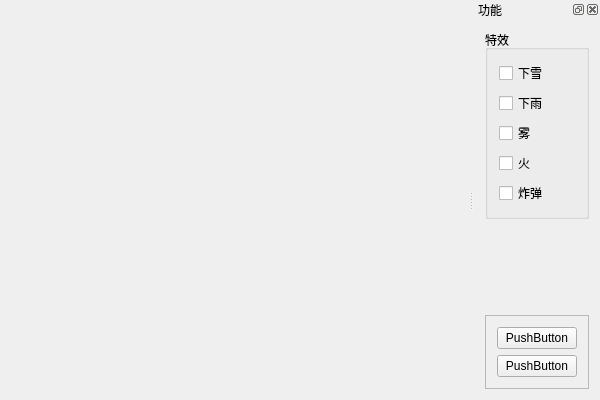
The window that OSGEarthWindow/OSGEarthWindow/osgearthwindow.ui (whyzzd/OSG) describes before a commit, drawn with Qt 5.
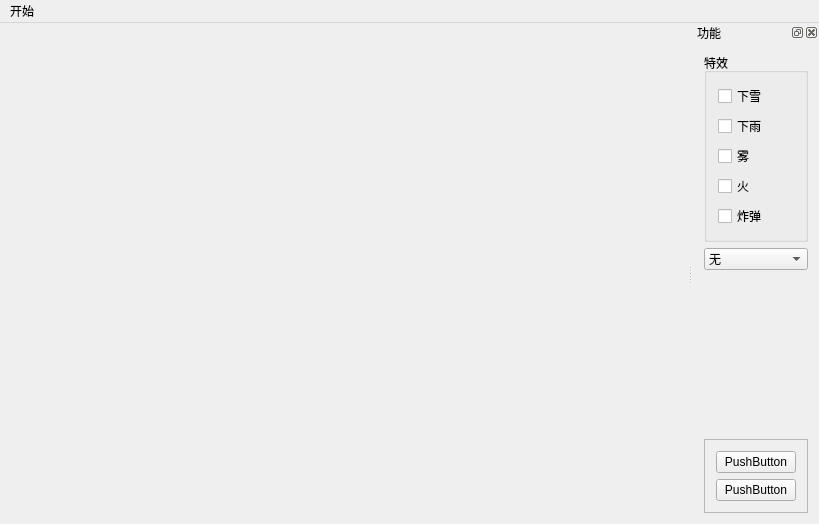
The same window after the commit.

Patch:
```diff
--- a/OSGEarthWindow/OSGEarthWindow/osgearthwindow.ui
+++ b/OSGEarthWindow/OSGEarthWindow/osgearthwindow.ui
@@ -6,8 +6,8 @@
    <rect>
     <x>0</x>
     <y>0</y>
-    <width>600</width>
-    <height>400</height>
+    <width>819</width>
+    <height>524</height>
    </rect>
   </property>
   <property name="windowTitle">
@@ -19,10 +19,17 @@
     <rect>
      <x>0</x>
      <y>0</y>
-     <width>600</width>
+     <width>819</width>
      <height>23</height>
     </rect>
    </property>
+   <widget class="QMenu" name="menuKais">
+    <property name="title">
+     <string>开始</string>
+    </property>
+    <addaction name="actionExit"/>
+   </widget>
+   <addaction name="menuKais"/>
   </widget>
   <widget class="QDockWidget" name="dockWidget">
    <property name="layoutDirection">
@@ -39,6 +46,32 @@
    </attribute>
    <widget class="QWidget" name="dockWidgetContents">
     <layout class="QGridLayout" name="gridLayout_2">
+     <item row="3" column="0">
+      <widget class="QFrame" name="frame">
+       <property name="frameShape">
+        <enum>QFrame::StyledPanel</enum>
+       </property>
+       <property name="frameShadow">
+        <enum>QFrame::Raised</enum>
+       </property>
+       <layout class="QGridLayout" name="gridLayout">
+        <item row="0" column="0">
+         <widget class="QPushButton" name="pushButton">
+          <property name="text">
+           <string>PushButton</string>
+          </property>
+         </widget>
+        </item>
+        <item row="1" column="0">
+         <widget class="QPushButton" name="pushButton_2">
+          <property name="text">
+           <string>PushButton</string>
+          </property>
+         </widget>
+        </item>
+       </layout>
+      </widget>
+     </item>
      <item row="0" column="0">
       <widget class="QGroupBox" name="groupBox">
        <property name="title">
@@ -87,6 +120,25 @@
       </widget>
      </item>
      <item row="1" column="0">
+      <widget class="QComboBox" name="comboBox">
+       <item>
+        <property name="text">
+         <string>无</string>
+        </property>
+       </item>
+       <item>
+        <property name="text">
+         <string>线</string>
+        </property>
+       </item>
+       <item>
+        <property name="text">
+         <string>面</string>
+        </property>
+       </item>
+      </widget>
+     </item>
+     <item row="2" column="0">
       <spacer name="verticalSpacer_2">
        <property name="orientation">
         <enum>Qt::Vertical</enum>
@@ -99,32 +151,6 @@
        </property>
       </spacer>
      </item>
-     <item row="2" column="0">
-      <widget class="QFrame" name="frame">
-       <property name="frameShape">
-        <enum>QFrame::StyledPanel</enum>
-       </property>
-       <property name="frameShadow">
-        <enum>QFrame::Raised</enum>
-       </property>
-       <layout class="QGridLayout" name="gridLayout">
-        <item row="0" column="0">
-         <widget class="QPushButton" name="pushButton">
-          <property name="text">
-           <string>PushButton</string>
-          </property>
-         </widget>
-        </item>
-        <item row="1" column="0">
-         <widget class="QPushButton" name="pushButton_2">
-          <property name="text">
-           <string>PushButton</string>
-          </property>
-         </widget>
-        </item>
-       </layout>
-      </widget>
-     </item>
     </layout>
    </widget>
   </widget>
```
Left out of the diff: 5 changed lines with no effect on the pictures.
